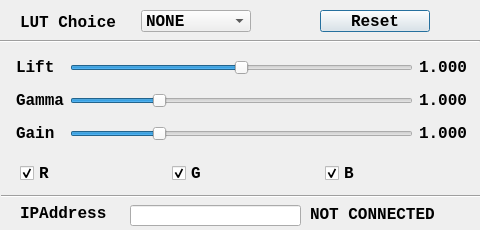
Before: the Qt Designer form cpp/SojiDynamicLutLoad/dialog.ui in aja-video/colorbox-demos, drawn with Qt 5.
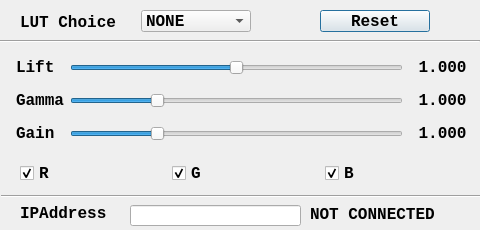
After: the same form once the commit is applied.

Commit message: clean up UI so it isn't glitchy.git pu

What changed in the file:
```diff
--- a/cpp/SojiDynamicLutLoad/dialog.ui
+++ b/cpp/SojiDynamicLutLoad/dialog.ui
@@ -210,12 +210,11 @@
        <font>
         <family>Lucida Console</family>
         <pointsize>12</pointsize>
-        <weight>75</weight>
         <bold>true</bold>
        </font>
       </property>
       <property name="text">
-       <string>1.000</string>
+       <string> 1.000</string>
       </property>
      </widget>
     </item>
@@ -253,12 +252,11 @@
        <font>
         <family>Lucida Console</family>
         <pointsize>12</pointsize>
-        <weight>75</weight>
         <bold>true</bold>
        </font>
       </property>
       <property name="text">
-       <string>1.000</string>
+       <string> 1.000</string>
       </property>
      </widget>
     </item>
@@ -296,12 +294,11 @@
        <font>
         <family>Lucida Console</family>
         <pointsize>12</pointsize>
-        <weight>75</weight>
         <bold>true</bold>
        </font>
       </property>
       <property name="text">
-       <string>1.000</string>
+       <string> 1.000</string>
       </property>
      </widget>
     </item>
```
Left out of the diff: 13 changed lines with no effect on the pictures. The commit also changes 3 other files.
